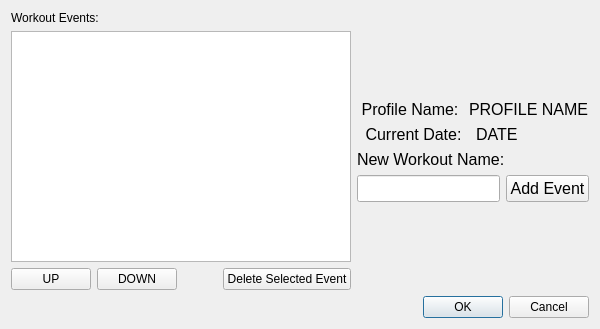
Old version of the form WorkoutWindow.ui in the repository martina3203/MikeysApplication.
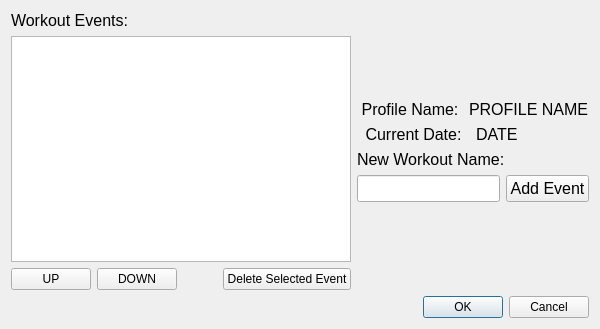
New version of the form.

Commit message:
Pimp My Widgets
Making things pretty, no new functionality.
Added an About Message to the Main Window

What changed in the file:
```diff
--- a/WorkoutWindow.ui
+++ b/WorkoutWindow.ui
@@ -37,13 +37,24 @@
         <layout class="QVBoxLayout" name="ListLayout">
          <item>
           <widget class="QLabel" name="ListLabel">
+           <property name="font">
+            <font>
+             <pointsize>12</pointsize>
+            </font>
+           </property>
            <property name="text">
             <string>Workout Events:</string>
            </property>
           </widget>
          </item>
          <item>
-          <widget class="QListWidget" name="WorkoutList"/>
+          <widget class="QListWidget" name="WorkoutList">
+           <property name="font">
+            <font>
+             <pointsize>12</pointsize>
+            </font>
+           </property>
+          </widget>
          </item>
          <item>
           <layout class="QHBoxLayout" name="ListButtonLayout">
```
The commit also changes 4 other files.
